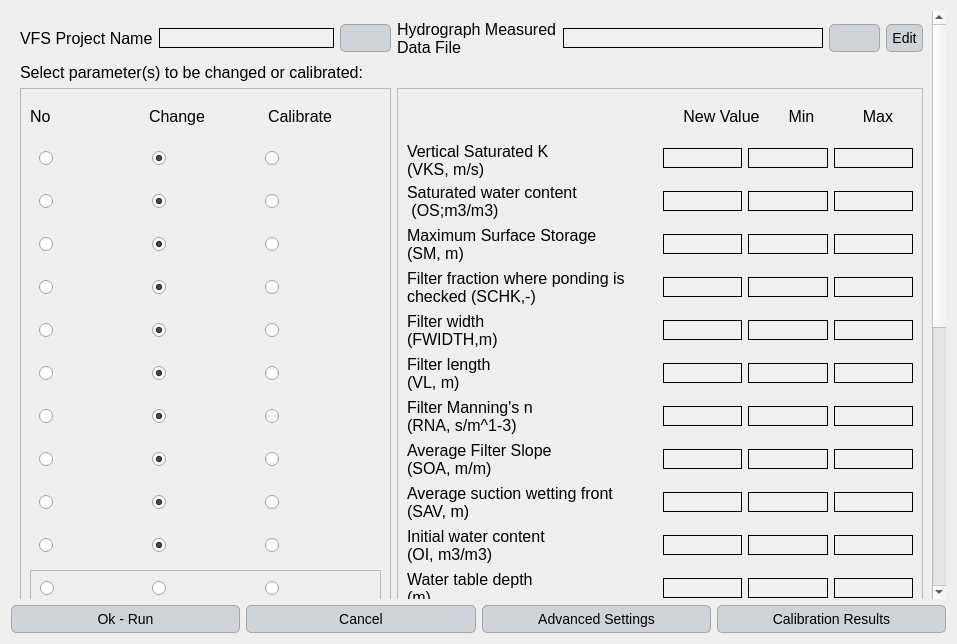
Qt form ui/hydrograph_calibration.ui (Inigobarbe/VFSMOD-GUI) before a commit.
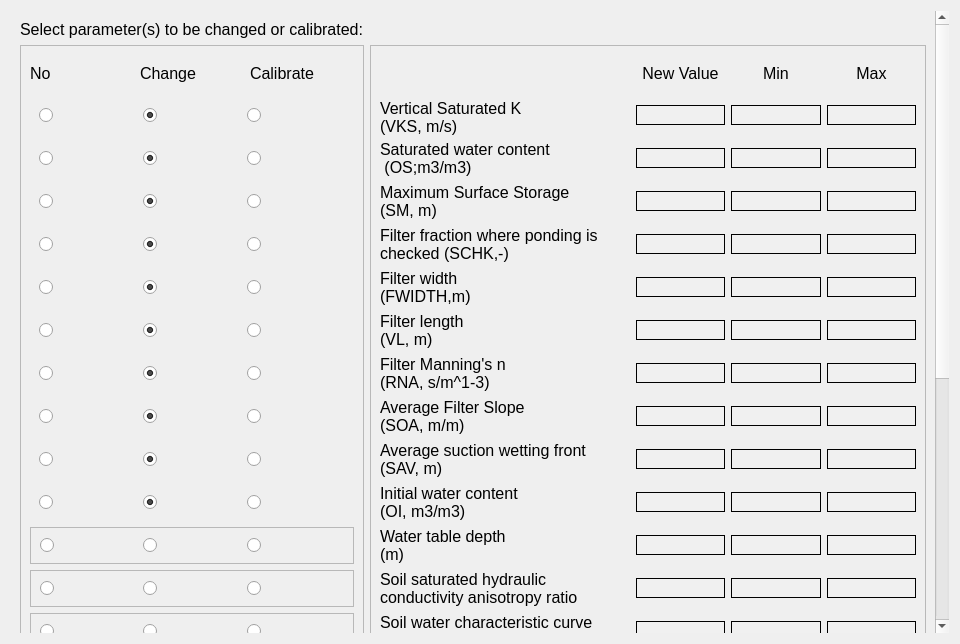
The same form after that commit.

Diff of the .ui file:
```diff
--- a/ui/hydrograph_calibration.ui
+++ b/ui/hydrograph_calibration.ui
@@ -6,7 +6,7 @@
    <rect>
     <x>0</x>
     <y>0</y>
-    <width>957</width>
+    <width>960</width>
     <height>644</height>
    </rect>
   </property>
@@ -117,38 +117,6 @@
 }</string>
   </property>
   <layout class="QGridLayout" name="gridLayout_13">
-   <item row="1" column="0">
-    <layout class="QHBoxLayout" name="horizontalLayout_50">
-     <item>
-      <widget class="QPushButton" name="run_hydrograph">
-       <property name="text">
-        <string>Ok - Run</string>
-       </property>
-      </widget>
-     </item>
-     <item>
-      <widget class="QPushButton" name="cancel_2">
-       <property name="text">
-        <string>Cancel</string>
-       </property>
-      </widget>
-     </item>
-     <item>
-      <widget class="QPushButton" name="advanced_hydrograph">
-       <property name="text">
-        <string>Advanced Settings</string>
-       </property>
-      </widget>
-     </item>
-     <item>
-      <widget class="QPushButton" name="calibration_result_hydrograph">
-       <property name="text">
-        <string>Calibration Results</string>
-       </property>
-      </widget>
-     </item>
-    </layout>
-   </item>
    <item row="0" column="0">
     <widget class="QScrollArea" name="scrollArea_7">
      <property name="styleSheet">
@@ -164,13 +132,13 @@
       <property name="geometry">
        <rect>
         <x>0</x>
-        <y>0</y>
-        <width>922</width>
-        <height>1090</height>
+        <y>-420</y>
+        <width>925</width>
+        <height>1052</height>
        </rect>
       </property>
       <layout class="QGridLayout" name="gridLayout_30">
-       <item row="2" column="1">
+       <item row="1" column="1">
         <widget class="QFrame" name="frame_40">
          <property name="minimumSize">
           <size>
@@ -191,7 +159,7 @@
              <widget class="QWidget" name="widget_4" native="true">
               <property name="minimumSize">
                <size>
-                <width>270</width>
+                <width>250</width>
                 <height>0</height>
                </size>
               </property>
@@ -654,13 +622,25 @@
              </widget>
             </item>
             <item>
-             <widget class="QLineEdit" name="new_depth"/>
+             <widget class="QLineEdit" name="new_depth">
+              <property name="alignment">
+               <set>Qt::AlignCenter</set>
+              </property>
+             </widget>
             </item>
             <item>
-             <widget class="QLineEdit" name="min_depth"/>
+             <widget class="QLineEdit" name="min_depth">
+              <property name="alignment">
+               <set>Qt::AlignCenter</set>
+              </property>
+             </widget>
             </item>
             <item>
-             <widget class="QLineEdit" name="max_depth"/>
+             <widget class="QLineEdit" name="max_depth">
+              <property name="alignment">
+               <set>Qt::AlignCenter</set>
+              </property>
+             </widget>
             </item>
            </layout>
           </item>
@@ -681,13 +661,25 @@
              </widget>
             </item>
             <item>
-             <widget class="QLineEdit" name="new_ansiotropy"/>
+             <widget class="QLineEdit" name="new_ansiotropy">
+              <property name="alignment">
+               <set>Qt::AlignCenter</set>
+              </property>
+             </widget>
             </item>
             <item>
-             <widget class="QLineEdit" name="min_ansiotropy"/>
+             <widget class="QLineEdit" name="min_ansiotropy">
+              <property name="alignment">
+               <set>Qt::AlignCenter</set>
+              </property>
+             </widget>
             </item>
             <item>
-             <widget class="QLineEdit" name="max_ansiotropy"/>
+             <widget class="QLineEdit" name="max_ansiotropy">
+              <property name="alignment">
+               <set>Qt::AlignCenter</set>
+              </property>
+             </widget>
             </item>
            </layout>
           </item>
@@ -708,13 +700,25 @@
              </widget>
             </item>
             <item>
-             <widget class="QLineEdit" name="new_soil_or"/>
+             <widget class="QLineEdit" name="new_soil_or">
+              <property name="alignment">
+               <set>Qt::AlignCenter</set>
+              </property>
+             </widget>
             </item>
             <item>
-             <widget class="QLineEdit" name="min_soil_or"/>
+             <widget class="QLineEdit" name="min_soil_or">
+              <property name="alignment">
+               <set>Qt::AlignCenter</set>
+              </property>
+             </widget>
             </item>
             <item>
-             <widget class="QLineEdit" name="max_soil_or"/>
+             <widget class="QLineEdit" name="max_soil_or">
+              <property name="alignment">
+               <set>Qt::AlignCenter</set>
+              </property>
+             </widget>
             </item>
            </layout>
           </item>
@@ -964,90 +968,7 @@
          </layout>
         </widget>
        </item>
-       <item row="0" column="0">
-        <layout class="QHBoxLayout" name="horizontalLayout">
-         <item>
-          <widget class="QLabel" name="label_63">
-           <property name="minimumSize">
-            <size>
-             <width>0</width>
-             <height>0</height>
-            </size>
-           </property>
-           <property name="text">
-            <string>VFS Project Name</string>
-           </property>
-          </widget>
-         </item>
-         <item>
-          <widget class="QLineEdit" name="vfs_project">
-           <property name="minimumSize">
-            <size>
-             <width>175</width>
-             <height>0</height>
-            </size>
-           </property>
-          </widget>
-         </item>
-         <item>
-          <widget class="QPushButton" name="browse_project">
-           <property name="text">
-            <string/>
-           </property>
-          </widget>
-         </item>
-        </layout>
-       </item>
        <item row="1" column="0">
-        <widget class="QLabel" name="label_65">
-         <property name="text">
-          <string>Select parameter(s) to be changed or calibrated:</string>
-         </property>
-        </widget>
-       </item>
-       <item row="0" column="1">
-        <layout class="QHBoxLayout" name="horizontalLayout_49">
-         <item>
-          <widget class="QLabel" name="label_64">
-           <property name="minimumSize">
-            <size>
-             <width>0</width>
-             <height>0</height>
-            </size>
-           </property>
-           <property name="text">
-            <string>Hydrograph Measured
-Data File</string>
-           </property>
-          </widget>
-         </item>
-         <item>
-          <widget class="QLineEdit" name="hydrograph_file">
-           <property name="minimumSize">
-            <size>
-             <width>175</width>
-             <height>0</height>
-            </size>
-           </property>
-          </widget>
-         </item>
-         <item>
-          <widget class="QPushButton" name="browse_hydrograph_calibration">
-           <property name="text">
-            <string/>
-           </property>
-          </widget>
-         </item>
-         <item>
-          <widget class="QPushButton" name="edit_hydrograph">
-           <property name="text">
-            <string>Edit</string>
-           </property>
-          </widget>
-         </item>
-        </layout>
-       </item>
-       <item row="2" column="0">
         <widget class="QFrame" name="frame_19">
          <property name="frameShape">
           <enum>QFrame::StyledPanel</enum>
@@ -2051,6 +1972,26 @@
          </layout>
         </widget>
        </item>
+       <item row="0" column="0">
+        <widget class="QLabel" name="label_65">
+         <property name="text">
+          <string>Select parameter(s) to be changed or calibrated:</string>
+         </property>
+        </widget>
+       </item>
+       <item row="2" column="1">
+        <spacer name="verticalSpacer">
+         <property name="orientation">
+          <enum>Qt::Vertical</enum>
+         </property>
+         <property name="sizeHint" stdset="0">
+          <size>
+           <width>20</width>
+           <height>40</height>
+          </size>
+         </property>
+        </spacer>
+       </item>
       </layout>
      </widget>
     </widget>
```
Left out of the diff: 162 changed lines with no effect on the pictures.
